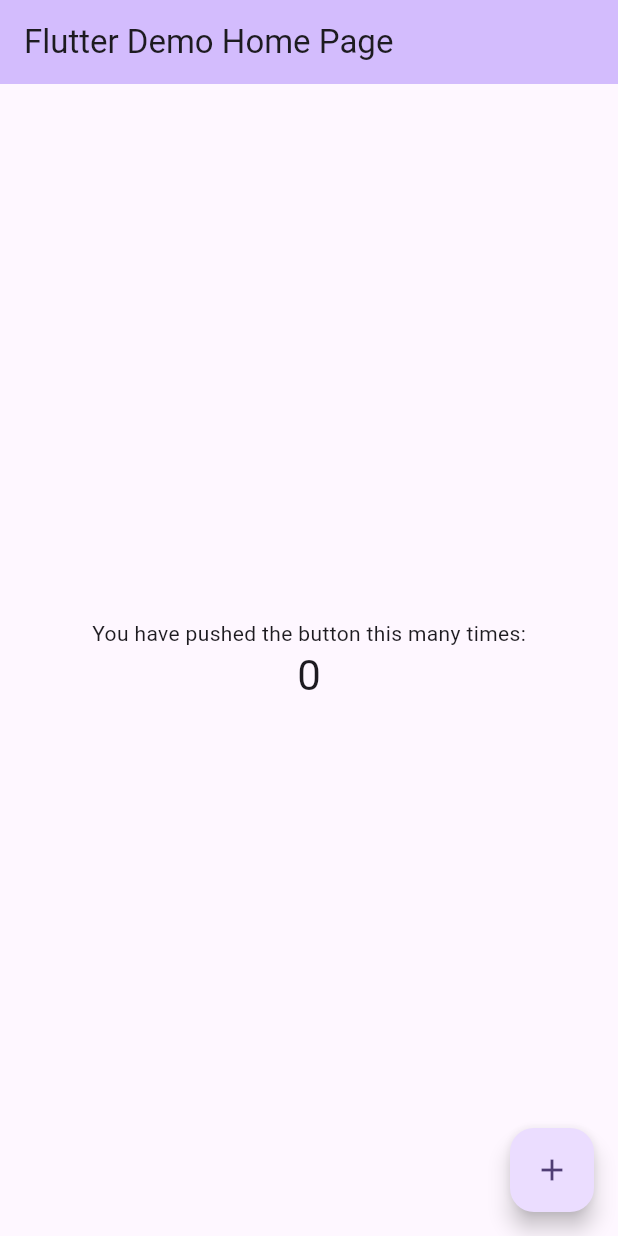
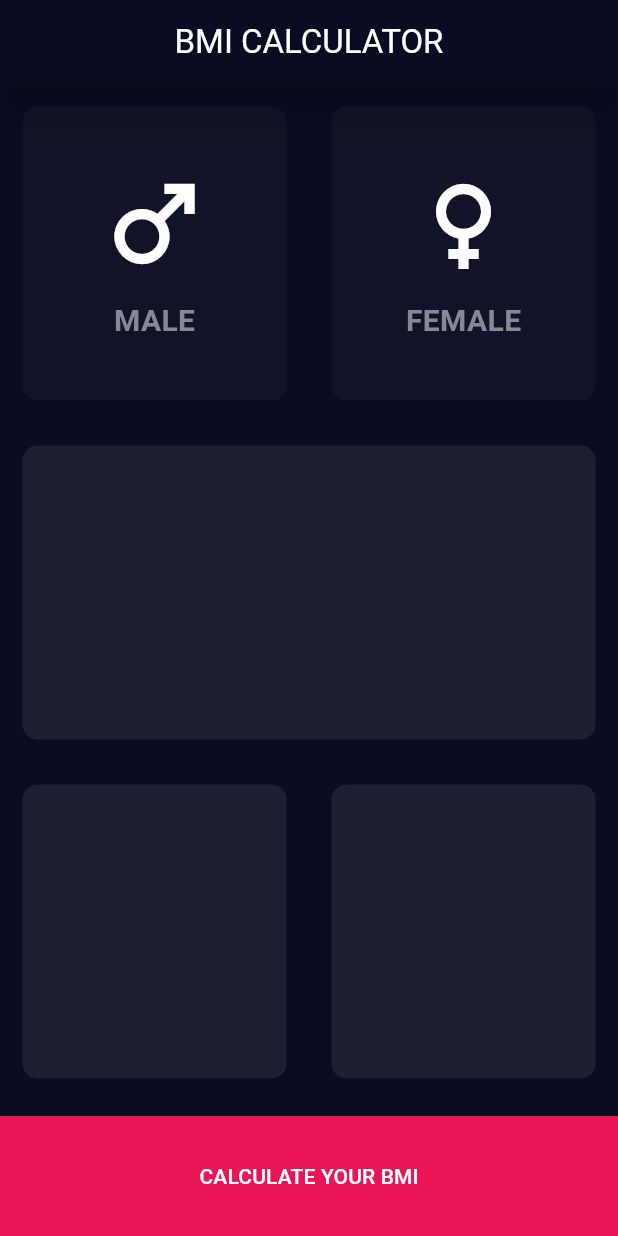
Before and after one commit to abdessamadachaha/BMI_calculator, a Flutter app: the screen it shows after launch, on a phone screen of 412 x 824 dp. Run offline on Flutter 3.47's test engine with Material 3 defaults, Android fonts, the phone set to English and light mode, and no system bars.

Commit message:
buid card male and female and custome widget

```diff
--- /dev/null
+++ b/lib/IntentSex.dart
@@ -0,0 +1,28 @@
+import 'package:flutter/material.dart';
+
+class IntentSex extends StatelessWidget {
+  const IntentSex({super.key, required this.color, required this.sex, required this.nameSex});
+
+  final Color color;
+  final IconData sex;
+  final String nameSex;
+
+  @override
+  Widget build(BuildContext context) {
+    return Column(
+      mainAxisAlignment: MainAxisAlignment.center,
+      children: [
+        Icon(sex, color: Colors.white, size: 80.0),
+        SizedBox(height: 10.0),
+        Text(
+          nameSex,
+          style: TextStyle(
+            color: color,
+            fontSize: 20.0,
+            fontWeight: FontWeight.bold,
+          ),
+        ),
+      ],
+    );
+  }
+}
--- /dev/null
+++ b/lib/Reusabledcard.dart
@@ -0,0 +1,18 @@
+import 'package:flutter/material.dart';
+
+class Reusablecard extends StatelessWidget {
+  final Color color;
+  final Widget? cardChild;
+  const Reusablecard({super.key, required this.color, this.cardChild});
+
+  @override
+  Widget build(BuildContext context) {
+    return Container(
+      decoration: BoxDecoration(
+        color: color,
+        borderRadius: BorderRadius.circular(10.0),
+      ),
+      child: cardChild,
+    );
+  }
+}
--- /dev/null
+++ b/lib/inputpage.dart
@@ -0,0 +1,156 @@
+import 'package:bmi/IntentSex.dart';
+import 'package:bmi/Reusabledcard.dart';
+import 'package:flutter/material.dart';
+
+const inactiveCard = Color(0Xff111328);
+const activeCard = Color(0xFF1D1F33);
+
+class Inputpage extends StatefulWidget {
+  const Inputpage({super.key});
+
+  @override
+  State<Inputpage> createState() => _InputpageState();
+}
+
+class _InputpageState extends State<Inputpage> {
+
+    Color maleCardColor = inactiveCard;
+    Color femaleCardColor = inactiveCard;
+
+    void updateGendre(String sex) {
+      if (sex == 'male') {
+        if (maleCardColor == inactiveCard) {
+          maleCardColor = activeCard;
+          femaleCardColor = inactiveCard;
+        } else {
+          maleCardColor = inactiveCard;
+        }
+      } else if (sex == 'female') {
+        if (femaleCardColor == inactiveCard) {
+          femaleCardColor = activeCard;
+          maleCardColor = inactiveCard;
+        } else {
+          femaleCardColor = inactiveCard;
+        }
+      }
+    }
+  @override
+  Widget build(BuildContext context) {
+    final colorScheme = Theme.of(context).colorScheme;
+
+
+    return Scaffold(
+      backgroundColor: colorScheme.background,
+      appBar: AppBar(
+        backgroundColor: colorScheme.primary,
+        title: Text(
+          'BMI CALCULATOR',
+          style: TextStyle(color: colorScheme.onPrimary),
+        ),
+        centerTitle: true,
+        elevation: 10.0,
+        shadowColor: colorScheme.primary.withOpacity(0.6),
+      ),
+      body: Column(
+        mainAxisAlignment: MainAxisAlignment.spaceBetween,
+        children: [
+          Expanded(
+            child: Row(
+              children: [
+                Expanded(
+                  child: Padding(
+                    padding: EdgeInsets.all(15.0),
+                    child: GestureDetector(
+                      onTap: () {
+                          setState(() {
+                            updateGendre('male');
+                          });
+                        },
+                      child: Reusablecard(
+                        color: maleCardColor,
+                        cardChild: IntentSex(
+                          color: colorScheme.onSurface,
+                          sex: Icons.male,
+                          nameSex: 'MALE',
+                        ),
+                      ),
+
+                    ),
+                  ),
+                ),
+
+                Expanded(
+                  child: Padding(
+                    padding: EdgeInsets.all(15.0),
+                    child: GestureDetector(
+                       onTap: () {
+                        setState(() {
+                          updateGendre('female');
+                        });
+                      },
+                      child: Reusablecard(
+                        color: femaleCardColor,
+                        cardChild: IntentSex(
+                          color: colorScheme.onSurface,
+                          sex: Icons.female,
+                          nameSex: 'FEMALE',
+                        ),
+                      ),
+                    ),
+                  ),
+                ),
+              ],
+            ),
+          ),
+          Expanded(
+            child: Row(
+              children: [
+                Expanded(
+                  child: Padding(
+                    padding: EdgeInsets.all(15.0),
+                    child: Reusablecard(color: colorScheme.surface),
+                  ),
+                ),
+              ],
+            ),
+          ),
+          Expanded(
+            child: Row(
+              children: [
+                Expanded(
+                  child: Padding(
+                    padding: EdgeInsets.all(15.0),
+                    child: Reusablecard(color: colorScheme.surface),
+                  ),
+                ),
+                Expanded(
+                  child: Padding(
+                    padding: EdgeInsets.all(15.0),
+                    child: Reusablecard(color: colorScheme.surface),
+                  ),
+                ),
+              ],
+            ),
+          ),
+
+          Container(
+            margin: EdgeInsets.only(top: 10.0),
+            color: colorScheme.secondary,
+            width: double.infinity,
+            height: 80.0,
+            child: TextButton(
+              style: TextButton.styleFrom(
+                shape: RoundedRectangleBorder(borderRadius: BorderRadius.zero),
+              ),
+              onPressed: () {},
+              child: Text(
+                'CALCULATE YOUR BMI',
+                style: TextStyle(color: colorScheme.onSecondary),
+              ),
+            ),
+          ),
+        ],
+      ),
+    );
+  }
+}
--- a/lib/main.dart
+++ b/lib/main.dart
@@ -1,122 +1,30 @@
+import 'package:bmi/inputpage.dart';
 import 'package:flutter/material.dart';
 
-void main() {
-  runApp(const MyApp());
-}
+void main() => runApp(BMI());
 
-class MyApp extends StatelessWidget {
-  const MyApp({super.key});
+class BMI extends StatelessWidget {
+  const BMI({super.key});
 
-  // This widget is the root of your application.
   @override
   Widget build(BuildContext context) {
     return MaterialApp(
-      title: 'Flutter Demo',
+      debugShowCheckedModeBanner: false,
+      home: Inputpage(),
       theme: ThemeData(
-        // This is the theme of your application.
-        //
-        // TRY THIS: Try running your application with "flutter run". You'll see
-        // the application has a purple toolbar. Then, without quitting the app,
-        // try changing the seedColor in the colorScheme below to Colors.green
-        // and then invoke "hot reload" (save your changes or press the "hot
-        // reload" button in a Flutter-supported IDE, or press "r" if you used
-        // the command line to start the app).
-        //
-        // Notice that the counter didn't reset back to zero; the application
-        // state is not lost during the reload. To reset the state, use hot
-        // restart instead.
-        //
-        // This works for code too, not just values: Most code changes can be
-        // tested with just a hot reload.
-        colorScheme: ColorScheme.fromSeed(seedColor: Colors.deepPurple),
+        colorScheme: ColorScheme(
+          brightness: Brightness.light,
+          background: Color(0xFF090C22),
+          primary: Color(0xFF090C22),
+          onPrimary: Colors.white,
+          secondary: Color(0xFFEA1556),
+          onSecondary: Colors.white,
+          error: Colors.red,
+          onError: Colors.white,
+          surface: Color(0xFF1D1F33),
+          onSurface: Color(0xFF868895),
+        ),
       ),
-      home: const MyHomePage(title: 'Flutter Demo Home Page'),
     );
   }
 }
-
-class MyHomePage extends StatefulWidget {
-  const MyHomePage({super.key, required this.title});
-
-  // This widget is the home page of your application. It is stateful, meaning
-  // that it has a State object (defined below) that contains fields that affect
-  // how it looks.
-
-  // This class is the configuration for the state. It holds the values (in this
-  // case the title) provided by the parent (in this case the App widget) and
-  // used by the build method of the State. Fields in a Widget subclass are
-  // always marked "final".
-
-  final String title;
-
-  @override
-  State<MyHomePage> createState() => _MyHomePageState();
-}
-
-class _MyHomePageState extends State<MyHomePage> {
-  int _counter = 0;
-
-  void _incrementCounter() {
-    setState(() {
-      // This call to setState tells the Flutter framework that something has
-      // changed in this State, which causes it to rerun the build method below
-      // so that the display can reflect the updated values. If we changed
-      // _counter without calling setState(), then the build method would not be
-      // called again, and so nothing would appear to happen.
-      _counter++;
-    });
-  }
-
-  @override
-  Widget build(BuildContext context) {
-    // This method is rerun every time setState is called, for instance as done
-    // by the _incrementCounter method above.
-    //
-    // The Flutter framework has been optimized to make rerunning build methods
-    // fast, so that you can just rebuild anything that needs updating rather
-    // than having to individually change instances of widgets.
-    return Scaffold(
-      appBar: AppBar(
-        // TRY THIS: Try changing the color here to a specific color (to
-        // Colors.amber, perhaps?) and trigger a hot reload to see the AppBar
-        // change color while the other colors stay the same.
-        backgroundColor: Theme.of(context).colorScheme.inversePrimary,
-        // Here we take the value from the MyHomePage object that was created by
-        // the App.build method, and use it to set our appbar title.
-        title: Text(widget.title),
-      ),
-      body: Center(
-        // Center is a layout widget. It takes a single child and positions it
-        // in the middle of the parent.
-        child: Column(
-          // Column is also a layout widget. It takes a list of children and
-          // arranges them vertically. By default, it sizes itself to fit its
-          // children horizontally, and tries to be as tall as its parent.
-          //
-          // Column has various properties to control how it sizes itself and
-          // how it positions its children. Here we use mainAxisAlignment to
-          // center the children vertically; the main axis here is the vertical
-          // axis because Columns are vertical (the cross axis would be
-          // horizontal).
-          //
-          // TRY THIS: Invoke "debug painting" (choose the "Toggle Debug Paint"
-          // action in the IDE, or press "p" in the console), to see the
-          // wireframe for each widget.
-          mainAxisAlignment: MainAxisAlignment.center,
-          children: <Widget>[
-            const Text('You have pushed the button this many times:'),
-            Text(
-              '$_counter',
-              style: Theme.of(context).textTheme.headlineMedium,
-            ),
-          ],
-        ),
-      ),
-      floatingActionButton: FloatingActionButton(
-        onPressed: _incrementCounter,
-        tooltip: 'Increment',
-        child: const Icon(Icons.add),
-      ), // This trailing comma makes auto-formatting nicer for build methods.
-    );
-  }
-}
```
